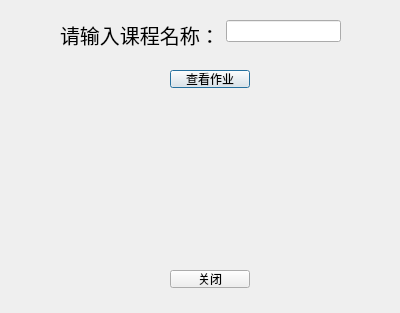
archester-250/Course_Auxiliary_System_QT, file seehomework.ui: the form before one commit.
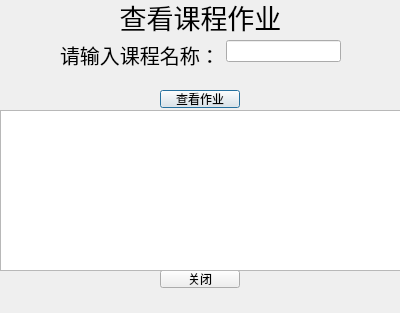
The form after the commit.

```diff
--- a/seehomework.ui
+++ b/seehomework.ui
@@ -17,7 +17,7 @@
    <property name="geometry">
     <rect>
      <x>60</x>
-     <y>20</y>
+     <y>40</y>
      <width>281</width>
      <height>48</height>
     </rect>
@@ -43,8 +43,8 @@
   <widget class="QPushButton" name="pushButton_2">
    <property name="geometry">
     <rect>
-     <x>170</x>
-     <y>70</y>
+     <x>160</x>
+     <y>90</y>
      <width>80</width>
      <height>18</height>
     </rect>
@@ -56,7 +56,7 @@
   <widget class="QPushButton" name="pushButton">
    <property name="geometry">
     <rect>
-     <x>170</x>
+     <x>160</x>
      <y>270</y>
      <width>80</width>
      <height>18</height>
@@ -66,6 +66,37 @@
     <string>关闭</string>
    </property>
   </widget>
+  <widget class="QLabel" name="label">
+   <property name="geometry">
+    <rect>
+     <x>0</x>
+     <y>1</y>
+     <width>401</width>
+     <height>31</height>
+    </rect>
+   </property>
+   <property name="font">
+    <font>
+     <pointsize>20</pointsize>
+    </font>
+   </property>
+   <property name="text">
+    <string>查看课程作业</string>
+   </property>
+   <property name="alignment">
+    <set>Qt::AlignCenter</set>
+   </property>
+  </widget>
+  <widget class="QTextBrowser" name="textBrowser">
+   <property name="geometry">
+    <rect>
+     <x>0</x>
+     <y>110</y>
+     <width>401</width>
+     <height>161</height>
+    </rect>
+   </property>
+  </widget>
  </widget>
  <resources/>
  <connections/>
```
Left out of the diff: 19 changed lines with no effect on the pictures.
